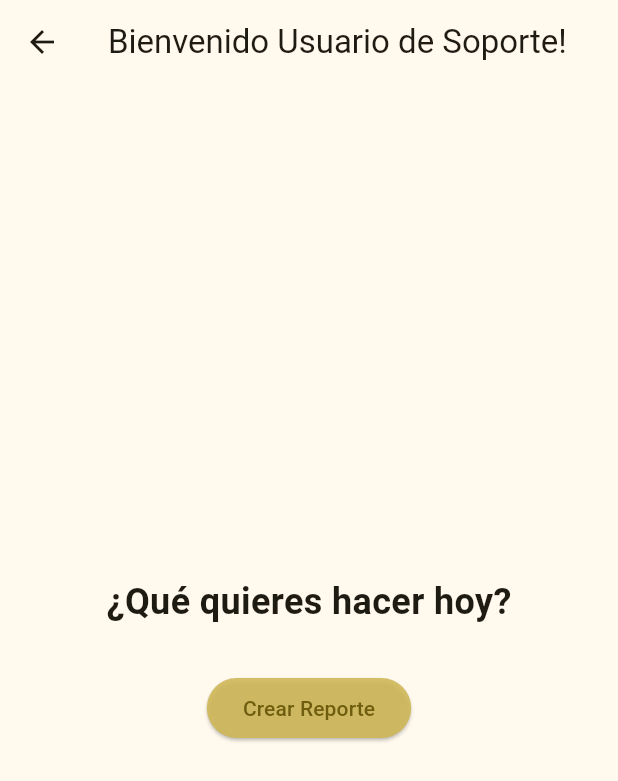
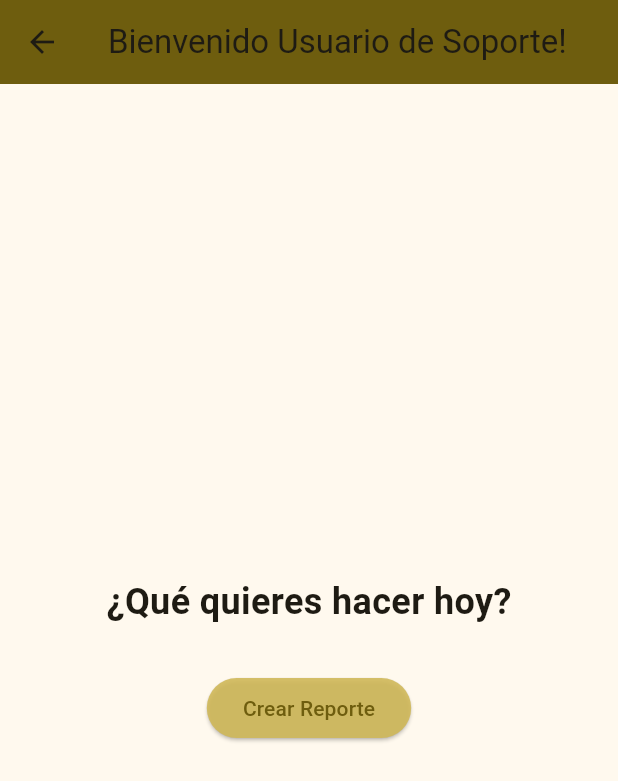
Before and after one commit to Derjai/StaffControl, a Flutter app: the SupportMobileView screen opened by its route, on a phone screen of 412 x 824 dp. Shown: the top 781 px of the screen. Run offline on Flutter 3.47's test engine with Material 3 defaults, Android fonts, the phone set to English and light mode, and no system bars.

Commit message:
Small changes: - Appbar colors in pages - Navigation to '/support/reports' correctly implemented - Fixed hardcoded users

```diff
--- a/remote_staff_control/lib/ui/controllers/auth_controller.dart
+++ b/remote_staff_control/lib/ui/controllers/auth_controller.dart
@@ -15,7 +15,7 @@ class AuthController {
     final String email = emailController.text;
     final String password = passwordController.text;
 
-    // Hardcoded users a@a.com and b@b.com with password 0000
+    // Hardcoded users a@a.com and b@a.com with password 0000
 
     // Validate email and password fields
     if (email.isEmpty || password.isEmpty) {
--- a/remote_staff_control/lib/ui/pages/authentication/login_screen.dart
+++ b/remote_staff_control/lib/ui/pages/authentication/login_screen.dart
@@ -72,13 +72,13 @@ class _LoginScreenState extends State<LoginScreen> {
                       const SizedBox(height: 20),
                       ElevatedButton(
                         onPressed: () {
-                          // Hardcoded users a@a.com and b@b.com with password 0000
+                          // Hardcoded users a@a.com and b@a.com with password 0000
                           Completer completer = Completer();
                           String email = authController.emailController.text;
                           String password =
                               authController.passwordController.text;
                           bool result = email == 'a@a.com' ||
-                              email == 'b@b.com' && password == '0000';
+                              email == 'b@a.com' && password == '0000';
                           if (result) {
                             completer.complete();
                           }
--- a/remote_staff_control/lib/ui/pages/coordinator/coordinator_client_web_view.dart
+++ b/remote_staff_control/lib/ui/pages/coordinator/coordinator_client_web_view.dart
@@ -8,6 +8,7 @@ class CoordinatorClientWebView extends StatelessWidget {
     return Scaffold(
       appBar: AppBar(
         title: const Text('Clientes'),
+        backgroundColor: Theme.of(context).colorScheme.primary,
       ),
       body: SingleChildScrollView(
         child: Column(
--- a/remote_staff_control/lib/ui/pages/coordinator/coordinator_report_web_view.dart
+++ b/remote_staff_control/lib/ui/pages/coordinator/coordinator_report_web_view.dart
@@ -43,6 +43,7 @@ class _CoordinatorReportWebViewState extends State<CoordinatorReportWebView> {
     return Scaffold(
       appBar: AppBar(
         title: const Text('Reportes de Trabajo'),
+        backgroundColor: Theme.of(context).colorScheme.primary,
       ),
       body: Center(
         child: SingleChildScrollView(
--- a/remote_staff_control/lib/ui/pages/coordinator/coordinator_us_web_view.dart
+++ b/remote_staff_control/lib/ui/pages/coordinator/coordinator_us_web_view.dart
@@ -8,6 +8,7 @@ class CoordinatorUsWebView extends StatelessWidget {
     return Scaffold(
       appBar: AppBar(
         title: const Text('Usuarios de Soporte'),
+        backgroundColor: Theme.of(context).colorScheme.primary,
       ),
       body: SingleChildScrollView(
         child: Column(
--- a/remote_staff_control/lib/ui/pages/coordinator/coordinator_web_view.dart
+++ b/remote_staff_control/lib/ui/pages/coordinator/coordinator_web_view.dart
@@ -8,6 +8,7 @@ class CoordinatorWebView extends StatelessWidget {
     return Scaffold(
       appBar: AppBar(
         title: const Text('Bienvenido Coordinador!'),
+        backgroundColor: Theme.of(context).colorScheme.primary,
       ),
       body: Center(
         child: Column(
--- a/remote_staff_control/lib/ui/pages/support/support_mobile_report_view.dart
+++ b/remote_staff_control/lib/ui/pages/support/support_mobile_report_view.dart
@@ -8,6 +8,7 @@ class SupportMobileReportView extends StatelessWidget {
     return Scaffold(
       appBar: AppBar(
         title: const Text('Reporte de Trabajo'),
+        backgroundColor: Theme.of(context).colorScheme.primary,
       ),
       body: Padding(
         padding: const EdgeInsets.all(20.0),
--- a/remote_staff_control/lib/ui/pages/support/support_mobile_view.dart
+++ b/remote_staff_control/lib/ui/pages/support/support_mobile_view.dart
@@ -7,6 +7,7 @@ class SupportMobileView extends StatelessWidget {
     return Scaffold(
       appBar: AppBar(
         title: const Text('Bienvenido Usuario de Soporte!'),
+        backgroundColor: Theme.of(context).colorScheme.primary,
       ),
       body: Center(
         child: Column(
@@ -25,13 +26,13 @@ class SupportMobileView extends StatelessWidget {
             const SizedBox(height: 10.0),
             ElevatedButton(
               onPressed: () {
-                // Acción para el tercer botón
+                Navigator.pushNamed(context, '/support/reports');
               },
               child: const Text('Crear Reporte'),
             ),
           ],
         ),
       ),
-    ); // Blank view
+    );
   }
 }
```
